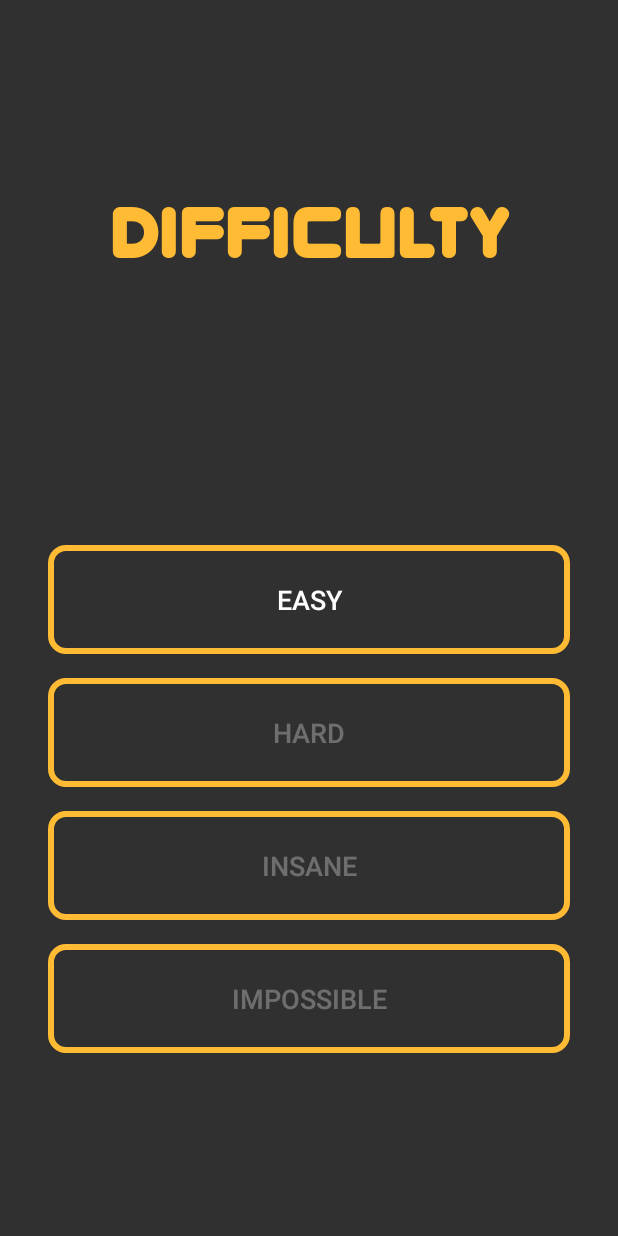
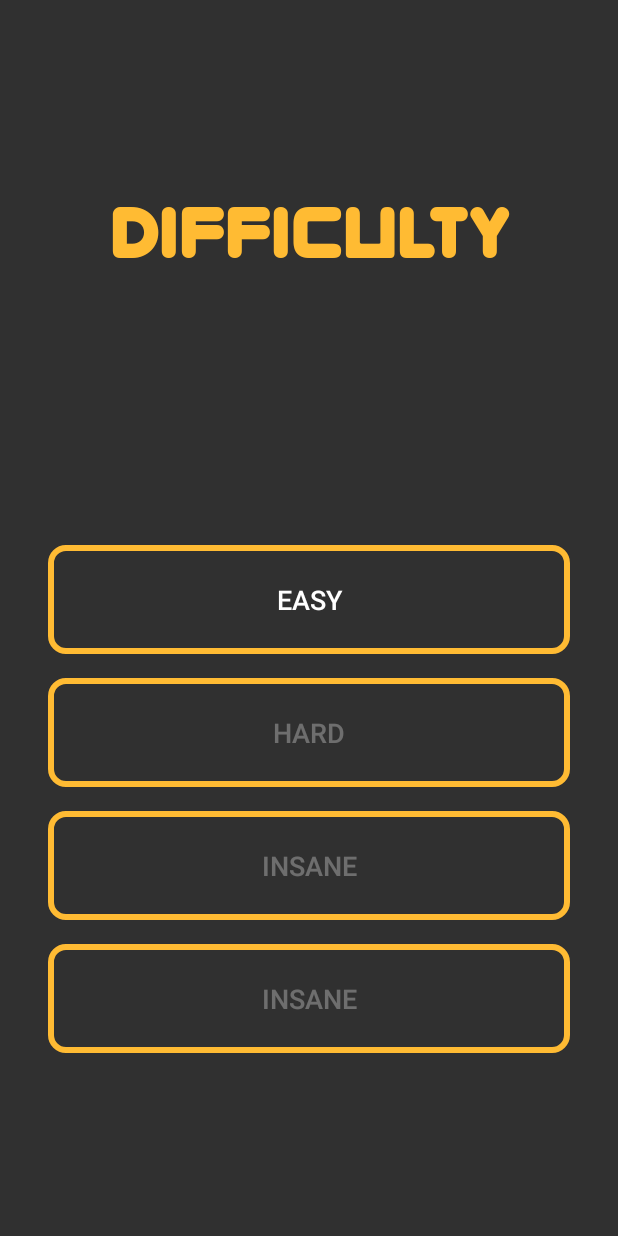
Before and after one commit to NetoPedro/TicTacToe, an Android app: the SelectDifficultyActivity screen opened directly, with no data from a screen before it, on a phone screen of 412 x 824 dp. Run offline under Robolectric (Android 15) with nearby library versions, the phone set to English and light mode, and no system bars; 1 statement that could not run was skipped.

Commit message:
Adição de achivements

```diff
--- a/app/src/main/java/com/trimteam/tictactoe/SelectDifficultyActivity.java
+++ b/app/src/main/java/com/trimteam/tictactoe/SelectDifficultyActivity.java
@@ -1,7 +1,9 @@
 package com.trimteam.tictactoe;
 
 import android.content.Intent;
+import android.content.SharedPreferences;
 import android.graphics.Typeface;
+import android.preference.PreferenceManager;
 import android.support.v7.app.AppCompatActivity;
 import android.os.Bundle;
 import android.view.View;
@@ -10,45 +12,60 @@ import android.widget.TextView;
 
 public class SelectDifficultyActivity extends AppCompatActivity {
 
+    SharedPreferences sharedPreferences;
+
     @Override
     protected void onCreate(Bundle savedInstanceState) {
         super.onCreate(savedInstanceState);
         setContentView(R.layout.activity_select_difficulty);
         boolean multi = getIntent().getExtras().getBoolean("multi");
-        if(multi){
-            intentCreator(multi,1);
-        }
+        sharedPreferences = PreferenceManager.getDefaultSharedPreferences(getApplicationContext());
+
 
         TextView title = (TextView) findViewById(R.id.text_select_difficulty);
         Typeface typeface = Typeface.createFromAsset(getAssets(), "fonts/zorque.ttf");
         title.setTypeface(typeface);
 
 
+
+    }
+
+    @Override
+    protected void onResume() {
+        super.onResume();
         Button buttonEasy = (Button) findViewById(R.id.button_easy);
         Button buttonMedium = (Button) findViewById(R.id.button_hard);
         Button buttonHard = (Button) findViewById(R.id.button_impossible);
+        int niveis = sharedPreferences.getInt("niveisPassados", 1);
 
-        buttonEasy.setOnClickListener(new View.OnClickListener() {
+
+        switch (niveis) {
+
+            case 7: buttonHard.setOnClickListener(new View.OnClickListener() {
                 @Override
                 public void onClick(View view) {
-                intentCreator(false,1);
+                    intentCreator(false, 7);
                 }
             });
-        buttonMedium.setOnClickListener(new View.OnClickListener() {
+                buttonHard.setEnabled(true);
+            case 3 :buttonMedium.setOnClickListener(new View.OnClickListener() {
                 @Override
                 public void onClick(View view) {
-                intentCreator(false,2);
+                    intentCreator(false, 3);
                 }
             });
-        buttonHard.setOnClickListener(new View.OnClickListener() {
+                buttonMedium.setEnabled(true);
+            default:buttonEasy.setOnClickListener(new View.OnClickListener() {
                 @Override
                 public void onClick(View view) {
-                intentCreator(false,3);
+                    intentCreator(false, 1);
                 }
             });
+                buttonEasy.setEnabled(true);
+        }
     }
 
-    private void intentCreator(boolean multi,  int level){
+    private void intentCreator(boolean multi, int level){
         Intent i = new Intent(SelectDifficultyActivity.this,TabuleiroActivity.class);
         i.putExtra("multi",multi);
         i.putExtra("level",level);
--- a/app/src/main/res/layout/activity_tabuleiro.xml
+++ b/app/src/main/res/layout/activity_tabuleiro.xml
@@ -60,7 +60,6 @@
                 android:layout_width="0dp"
                 android:layout_height="wrap_content"
                 android:id="@+id/imageView2"
-                android:textAppearance="?android:attr/textAppearanceLarge"
                 android:layout_weight="10" />
         </LinearLayout>
 
--- a/app/src/main/res/values/strings.xml
+++ b/app/src/main/res/values/strings.xml
@@ -89,5 +89,5 @@
     <string name="impossible">Insane</string>
     <string name="select_difficulty">Difficulty</string>
     <string name="tictactoe">Tic Tac Toe</string>
-    <string name="the_impossible">Impossible</string>
+    <string name="the_impossible">INSANE</string>
 </resources>
```
Also changed, not shown: app/src/main/java/com/trimteam/tictactoe/TabuleiroActivity.java (+9 -0 lines), 2 other files. Lines whose indentation alone changed are shown as unchanged.
